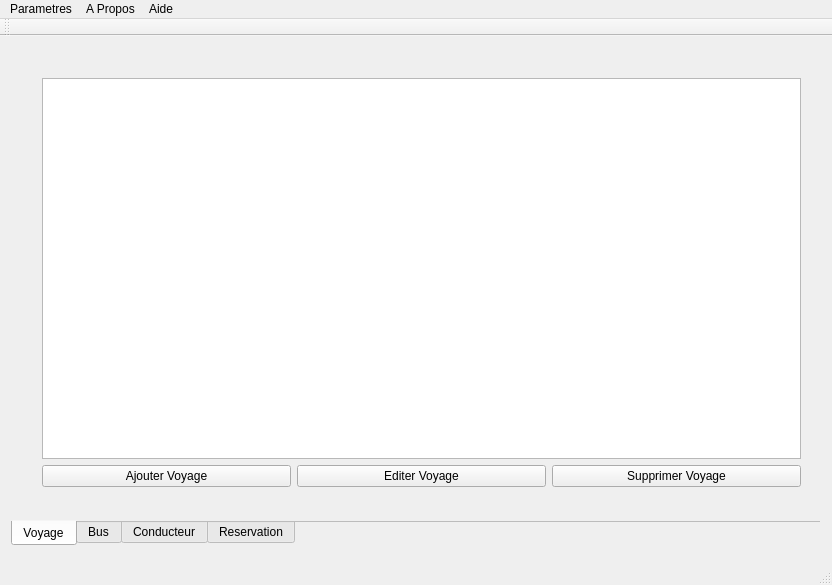
This is mainwindow.ui in tiserge2/transport_management as Qt 5 draws it before an edit. The edited form follows.
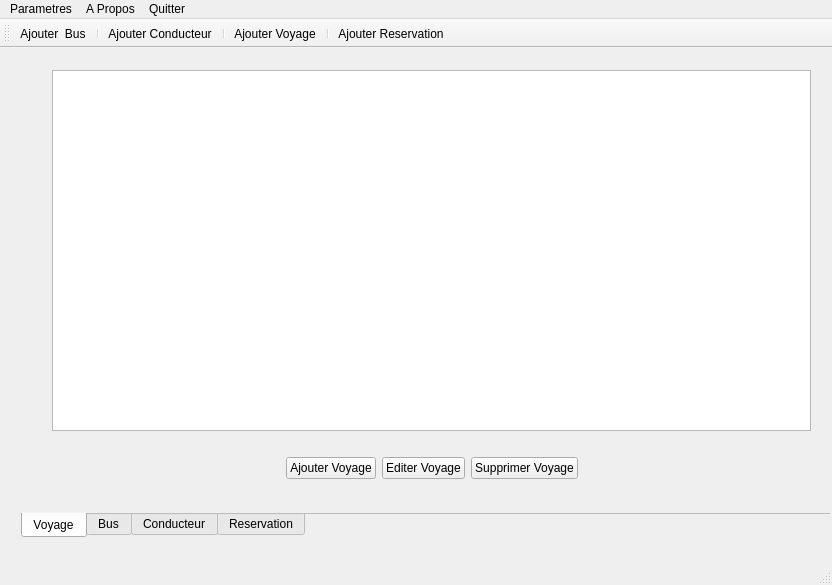
This is the edited form. The open tabs and pages were chosen to show the change. Icons and pictures are not drawn.

What changed in the file:
```diff
--- a/mainwindow.ui
+++ b/mainwindow.ui
@@ -32,8 +32,8 @@
    <widget class="QWidget" name="verticalLayoutWidget">
     <property name="geometry">
      <rect>
-      <x>0</x>
-      <y>0</y>
+      <x>10</x>
+      <y>-20</y>
       <width>831</width>
       <height>521</height>
      </rect>
@@ -116,10 +116,36 @@
           <item>
            <widget class="QColumnView" name="columnView"/>
           </item>
+          <item>
+           <spacer name="horizontalSpacer">
+            <property name="orientation">
+             <enum>Qt::Horizontal</enum>
+            </property>
+            <property name="sizeHint" stdset="0">
+             <size>
+              <width>40</width>
+              <height>20</height>
+             </size>
+            </property>
+           </spacer>
+          </item>
           <item>
            <layout class="QHBoxLayout" name="horizontalLayout">
             <item>
-             <widget class="QPushButton" name="pushButton_2">
+             <spacer name="horizontalSpacer_11">
+              <property name="orientation">
+               <enum>Qt::Horizontal</enum>
+              </property>
+              <property name="sizeHint" stdset="0">
+               <size>
+                <width>40</width>
+                <height>20</height>
+               </size>
+              </property>
+             </spacer>
+            </item>
+            <item>
+             <widget class="QPushButton" name="boutonAjouterVoyage">
               <property name="text">
                <string>Ajouter Voyage</string>
               </property>
@@ -139,6 +165,19 @@
               </property>
              </widget>
             </item>
+            <item>
+             <spacer name="horizontalSpacer_12">
+              <property name="orientation">
+               <enum>Qt::Horizontal</enum>
+              </property>
+              <property name="sizeHint" stdset="0">
+               <size>
+                <width>40</width>
+                <height>20</height>
+               </size>
+              </property>
+             </spacer>
+            </item>
            </layout>
           </item>
          </layout>
@@ -318,14 +357,14 @@
      <string>A Propos</string>
     </property>
    </widget>
-   <widget class="QMenu" name="menuAide">
+   <widget class="QMenu" name="menuQuitter">
     <property name="title">
-     <string>Aide</string>
+     <string>Quitter</string>
     </property>
    </widget>
    <addaction name="menuParametre"/>
    <addaction name="menuA_Propos"/>
-   <addaction name="menuAide"/>
+   <addaction name="menuQuitter"/>
   </widget>
   <widget class="QToolBar" name="mainToolBar">
    <attribute name="toolBarArea">
@@ -334,8 +373,109 @@
    <attribute name="toolBarBreak">
     <bool>false</bool>
    </attribute>
+   <addaction name="actionAjouter_Bus"/>
+   <addaction name="separator"/>
+   <addaction name="actionAjouter_Conducteur"/>
+   <addaction name="separator"/>
+   <addaction name="actionAjouter_Voyage"/>
+   <addaction name="separator"/>
+   <addaction name="actionAjouter_Reservation"/>
   </widget>
   <widget class="QStatusBar" name="statusBar"/>
+  <action name="actionAide">
+   <property name="text">
+    <string>Aide</string>
+   </property>
+  </action>
+  <action name="actionNotre_Equipe">
+   <property name="text">
+    <string>Notre Equipe</string>
+   </property>
+  </action>
+  <action name="actionChanger_Langue">
+   <property name="text">
+    <string>Changer Langue</string>
+   </property>
+  </action>
+  <action name="actionChanger_Theme">
+   <property name="text">
+    <string>Changer Theme</string>
+   </property>
+  </action>
+  <action name="actionAjouter_Bus">
+   <property name="checkable">
+    <bool>true</bool>
+   </property>
+   <property name="icon">
+    <iconset resource="ressources.qrc">
+     <normaloff>:/images/src/bus.png</normaloff>:/images/src/bus.png</iconset>
+   </property>
+   <property name="text">
+    <string>Ajouter  Bus</string>
+   </property>
+   <property name="toolTip">
+    <string>&lt;html&gt;&lt;head/&gt;&lt;body&gt;&lt;p&gt;Presser pour ajouter un nouveau bus&lt;/p&gt;&lt;/body&gt;&lt;/html&gt;</string>
+   </property>
+  </action>
+  <action name="actionAjouter_Conducteur">
+   <property name="checkable">
+    <bool>true</bool>
+   </property>
+   <property name="icon">
+    <iconset resource="ressources.qrc">
+     <normaloff>:/images/src/driver.png</normaloff>:/images/src/driver.png</iconset>
+   </property>
+   <property name="text">
+    <string>Ajouter Conducteur</string>
+   </property>
+   <property name="toolTip">
+    <string>Appuyer pour ajouter un nouveau conducteur</string>
+   </property>
+  </action>
+  <action name="actionAjouter_Voyage">
+   <property name="checkable">
+    <bool>true</bool>
+   </property>
+   <property name="icon">
+    <iconset resource="ressources.qrc">
+     <normaloff>:/images/src/road.png</normaloff>:/images/src/road.png</iconset>
+   </property>
+   <property name="text">
+    <string>Ajouter Voyage</string>
+   </property>
+   <property name="toolTip">
+    <string>Appuyer pour ajouter un nouveau voyage</string>
+   </property>
+  </action>
+  <action name="actionAjouter_Reservation">
+   <property name="checkable">
+    <bool>true</bool>
+   </property>
+   <property name="checked">
+    <bool>false</bool>
+   </property>
+   <property name="enabled">
+    <bool>true</bool>
+   </property>
+   <property name="icon">
+    <iconset resource="ressources.qrc">
+     <normaloff>:/images/src/booking.png</normaloff>:/images/src/booking.png</iconset>
+   </property>
+   <property name="text">
+    <string>Ajouter Reservation</string>
+   </property>
+   <property name="toolTip">
+    <string>Appuyer pour Ajjouter une nouvelle reservation</string>
+   </property>
+   <property name="menuRole">
+    <enum>QAction::NoRole</enum>
+   </property>
+  </action>
+  <action name="actionQuitter_le_programme">
+   <property name="text">
+    <string>Quitter le programme</string>
+   </property>
+  </action>
  </widget>
  <layoutdefault spacing="6" margin="11"/>
  <resources>
```
Left out of the diff: 230 changed lines with no effect on the pictures.
